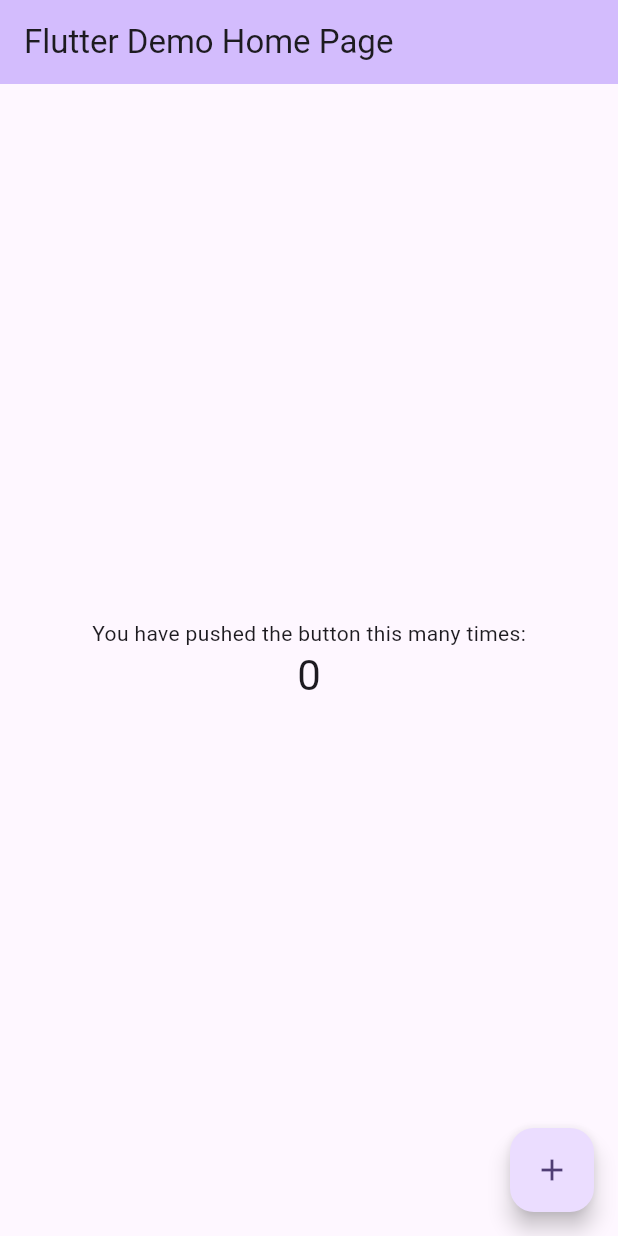
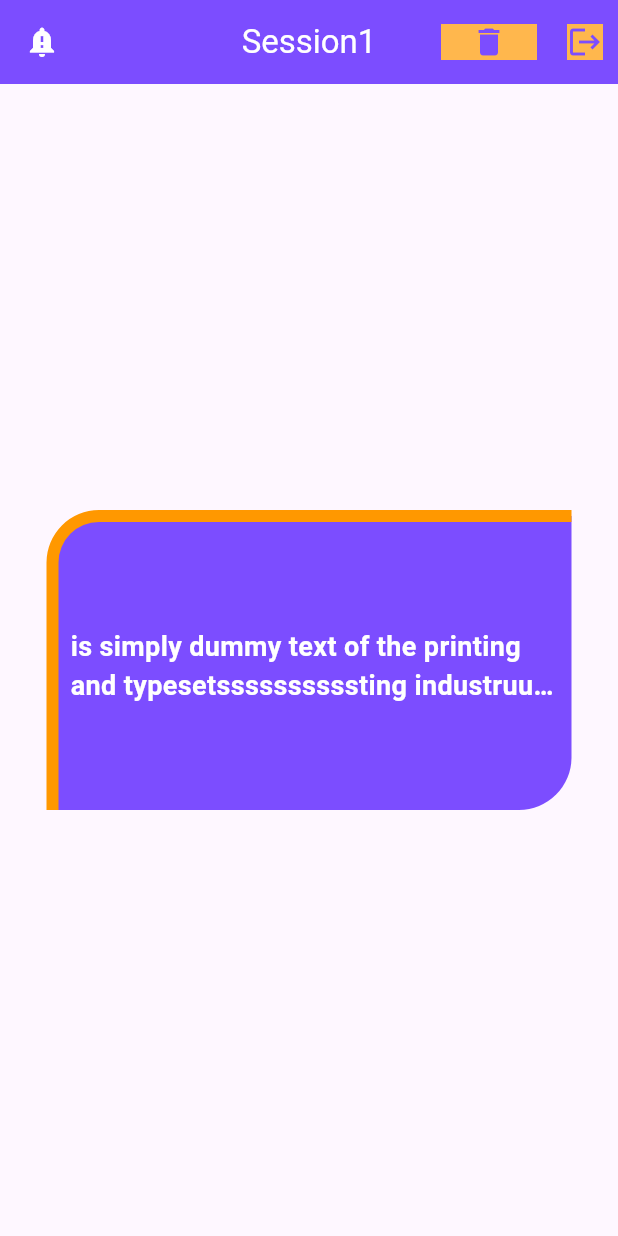
Before and after one commit to Joseph-Gayed/DepiFlutterSessions24, a Flutter app: the screen it shows after launch, on a phone screen of 412 x 824 dp. Run offline on Flutter 3.47's test engine with Material 3 defaults, Android fonts, the phone set to English and light mode, and no system bars.

Commit message:
Session01: Setup Flutter, Material App,Scaffold,AppBar,Center, Container,Padding property, Margin Property,EdgeInset, BoxDecoration,Padding Widget,Text, TextStyle, SelectionArea , Icon.

```diff
--- a/lib/main.dart
+++ b/lib/main.dart
@@ -1,4 +1,6 @@
 import 'package:flutter/material.dart';
+
+import 'session_01.dart';
 
 void main() {
   runApp(const MyApp());
@@ -7,119 +9,11 @@
 class MyApp extends StatelessWidget {
   const MyApp({super.key});
 
-  // This widget is the root of your application.
   @override
   Widget build(BuildContext context) {
-    return MaterialApp(
-      title: 'Flutter Demo',
-      theme: ThemeData(
-        // This is the theme of your application.
-        //
-        // TRY THIS: Try running your application with "flutter run". You'll see
-        // the application has a purple toolbar. Then, without quitting the app,
-        // try changing the seedColor in the colorScheme below to Colors.green
-        // and then invoke "hot reload" (save your changes or press the "hot
-        // reload" button in a Flutter-supported IDE, or press "r" if you used
-        // the command line to start the app).
-        //
-        // Notice that the counter didn't reset back to zero; the application
-        // state is not lost during the reload. To reset the state, use hot
-        // restart instead.
-        //
-        // This works for code too, not just values: Most code changes can be
-        // tested with just a hot reload.
-        colorScheme: ColorScheme.fromSeed(seedColor: Colors.deepPurple),
-        useMaterial3: true,
-      ),
-      home: const MyHomePage(title: 'Flutter Demo Home Page'),
+    return const MaterialApp(
+      home: Session01Screen(),
+      debugShowCheckedModeBanner: false,
     );
   }
 }
-
-class MyHomePage extends StatefulWidget {
-  const MyHomePage({super.key, required this.title});
-
-  // This widget is the home page of your application. It is stateful, meaning
-  // that it has a State object (defined below) that contains fields that affect
-  // how it looks.
-
-  // This class is the configuration for the state. It holds the values (in this
-  // case the title) provided by the parent (in this case the App widget) and
-  // used by the build method of the State. Fields in a Widget subclass are
-  // always marked "final".
-
-  final String title;
-
-  @override
-  State<MyHomePage> createState() => _MyHomePageState();
-}
-
-class _MyHomePageState extends State<MyHomePage> {
-  int _counter = 0;
-
-  void _incrementCounter() {
-    setState(() {
-      // This call to setState tells the Flutter framework that something has
-      // changed in this State, which causes it to rerun the build method below
-      // so that the display can reflect the updated values. If we changed
-      // _counter without calling setState(), then the build method would not be
-      // called again, and so nothing would appear to happen.
-      _counter++;
-    });
-  }
-
-  @override
-  Widget build(BuildContext context) {
-    // This method is rerun every time setState is called, for instance as done
-    // by the _incrementCounter method above.
-    //
-    // The Flutter framework has been optimized to make rerunning build methods
-    // fast, so that you can just rebuild anything that needs updating rather
-    // than having to individually change instances of widgets.
-    return Scaffold(
-      appBar: AppBar(
-        // TRY THIS: Try changing the color here to a specific color (to
-        // Colors.amber, perhaps?) and trigger a hot reload to see the AppBar
-        // change color while the other colors stay the same.
-        backgroundColor: Theme.of(context).colorScheme.inversePrimary,
-        // Here we take the value from the MyHomePage object that was created by
-        // the App.build method, and use it to set our appbar title.
-        title: Text(widget.title),
-      ),
-      body: Center(
-        // Center is a layout widget. It takes a single child and positions it
-        // in the middle of the parent.
-        child: Column(
-          // Column is also a layout widget. It takes a list of children and
-          // arranges them vertically. By default, it sizes itself to fit its
-          // children horizontally, and tries to be as tall as its parent.
-          //
-          // Column has various properties to control how it sizes itself and
-          // how it positions its children. Here we use mainAxisAlignment to
-          // center the children vertically; the main axis here is the vertical
-          // axis because Columns are vertical (the cross axis would be
-          // horizontal).
-          //
-          // TRY THIS: Invoke "debug painting" (choose the "Toggle Debug Paint"
-          // action in the IDE, or press "p" in the console), to see the
-          // wireframe for each widget.
-          mainAxisAlignment: MainAxisAlignment.center,
-          children: <Widget>[
-            const Text(
-              'You have pushed the button this many times:',
-            ),
-            Text(
-              '$_counter',
-              style: Theme.of(context).textTheme.headlineMedium,
-            ),
-          ],
-        ),
-      ),
-      floatingActionButton: FloatingActionButton(
-        onPressed: _incrementCounter,
-        tooltip: 'Increment',
-        child: const Icon(Icons.add),
-      ), // This trailing comma makes auto-formatting nicer for build methods.
-    );
-  }
-}
--- /dev/null
+++ b/lib/session_01.dart
@@ -0,0 +1,72 @@
+import 'package:flutter/material.dart';
+
+class Session01Screen extends StatelessWidget {
+  const Session01Screen({super.key});
+
+  @override
+  Widget build(BuildContext context) {
+    return Scaffold(
+      appBar: AppBar(
+        backgroundColor: Colors.deepPurpleAccent,
+        leading: const Icon(
+          Icons.notification_important,
+          color: Colors.white,
+        ),
+        centerTitle: true,
+        title: const Text(
+          "Session1",
+          style: TextStyle(color: Colors.white),
+        ),
+        actions: [
+          Container(
+            color: Colors.orange[300],
+            margin: const EdgeInsets.symmetric(horizontal: 20),
+            padding: const EdgeInsets.symmetric(horizontal: 20),
+            child: const Icon(
+              Icons.delete,
+              color: Colors.deepPurpleAccent,
+            ),
+          ),
+          Container(
+            color: Colors.orange[300],
+            margin: const EdgeInsets.only(right: 10),
+            child: const Icon(
+              Icons.logout,
+              color: Colors.deepPurpleAccent,
+            ),
+          ),
+        ],
+      ),
+      body: Center(
+        child: Container(
+          width: 350,
+          height: 200,
+          // padding: EdgeInsets.all(10),
+          decoration: BoxDecoration(
+              color: Colors.deepPurpleAccent[200],
+              border: const BorderDirectional(
+                  top: BorderSide(width: 8, color: Colors.orange),
+                  start: BorderSide(width: 8, color: Colors.orange)),
+              borderRadius: const BorderRadius.only(
+                  topLeft: Radius.circular(35),
+                  bottomRight: Radius.circular(35))),
+          child: const Center(
+              child: Padding(
+            padding: EdgeInsets.all(8.0),
+            child: SelectionArea(
+              child: Text(
+                  maxLines: 2,
+                  overflow: TextOverflow.ellipsis,
+                  style: TextStyle(
+                    fontWeight: FontWeight.bold,
+                    color: Colors.white,
+                    fontSize: 18,
+                  ),
+                  "is simply dummy text of the printing and typesetssssssssssting industruuuuuiiiuuiuiiy. Lorem Ipsum has been the industry's standard dummy text ever since the 1500s, when an unknown printer took a galley of type and scrambled it to make a type specimen book. It has survived not only five centuries, but also the leap into electronic typesetting, remaining essentially unchanged. It was popularised in the 1960s with the release of Letraset sheets containing Lorem Ipsum passages, and more recently with desktop publishing software like Aldus PageMaker including versions of Lorem Ipsum"),
+            ),
+          )),
+        ),
+      ),
+    );
+  }
+}
```
Also changed, not shown: 1 other file.
